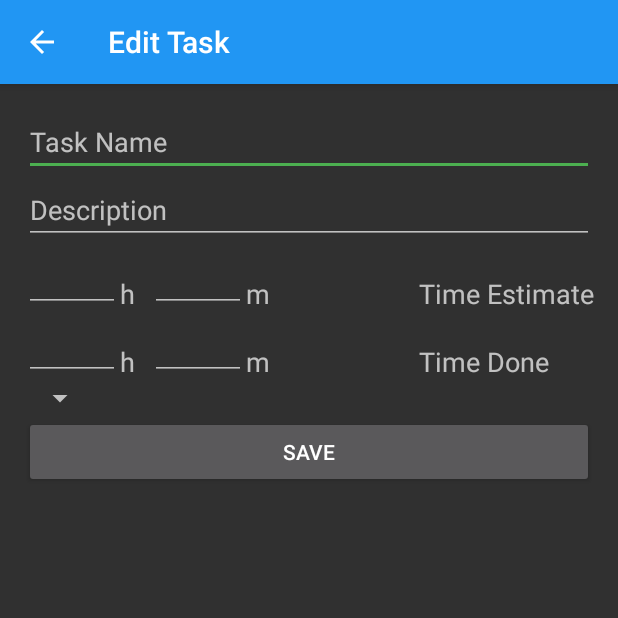
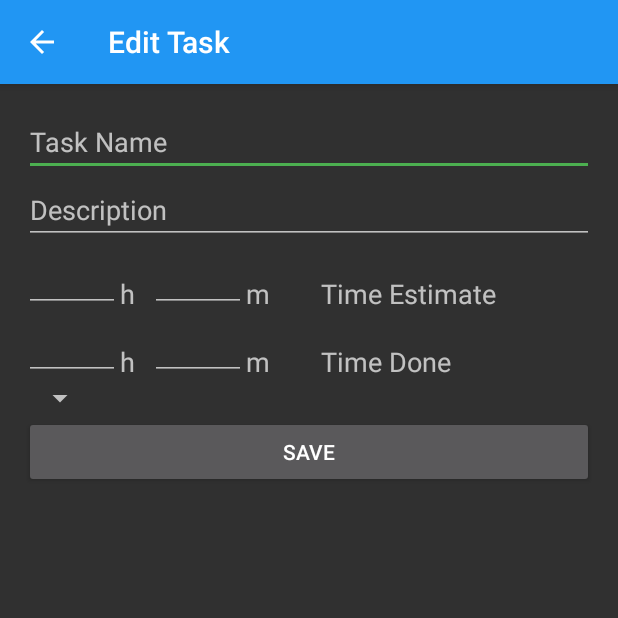
Before and after one commit to Oxydation/TaskTracker, an Android app: the EditTaskActivityFragment screen opened directly, with no data from a screen before it, on a phone screen of 412 x 824 dp, the top half of it. Run offline under Robolectric (Android 15) with nearby library versions, the phone set to English and light mode, and no system bars; 7 statements that could not run were skipped.

Commit message:
Fixed layout in edit task

```diff
--- a/app/src/main/res/layout/fragment_edit_task.xml
+++ b/app/src/main/res/layout/fragment_edit_task.xml
@@ -99,20 +99,22 @@
         android:id="@+id/textView3"
         android:layout_width="wrap_content"
         android:layout_height="wrap_content"
-        android:layout_alignEnd="@+id/editTextDescription"
-        android:layout_alignRight="@+id/editTextDescription"
         android:layout_alignTop="@+id/tvMinutes"
-        android:text="@string/activity_edit_task_time_est"
+        android:layout_marginLeft="34dp"
+        android:layout_marginStart="34dp"
+        android:layout_toEndOf="@+id/tvMinutes"
+        android:layout_toRightOf="@+id/tvMinutes"
+        android:text="@string/activity_new_task_time_est"
         android:textSize="18sp" />
 
     <Spinner
         android:id="@+id/spinnerColor"
         android:layout_width="wrap_content"
         android:layout_height="wrap_content"
-        android:spinnerMode="dropdown"
+        android:layout_alignParentLeft="true"
+        android:layout_alignParentStart="true"
         android:layout_below="@+id/textView"
-        android:layout_alignParentLeft="true"
-        android:layout_alignParentStart="true" />
+        android:spinnerMode="dropdown" />
 
     <TextView
         android:id="@+id/textView"
@@ -128,13 +130,13 @@
         android:id="@+id/editTextTimeDone"
         android:layout_width="wrap_content"
         android:layout_height="wrap_content"
+        android:layout_alignBottom="@+id/textView"
+        android:layout_toLeftOf="@+id/textView4"
+        android:layout_toStartOf="@+id/textView4"
         android:ems="3"
         android:hint=""
         android:inputType="number"
-        android:maxLength="3"
-        android:layout_alignBottom="@+id/textView"
-        android:layout_toLeftOf="@+id/textView4"
-        android:layout_toStartOf="@+id/textView4" />
+        android:maxLength="3" />
 
     <EditText
         android:id="@+id/editTextTimeDoneHours"
```
